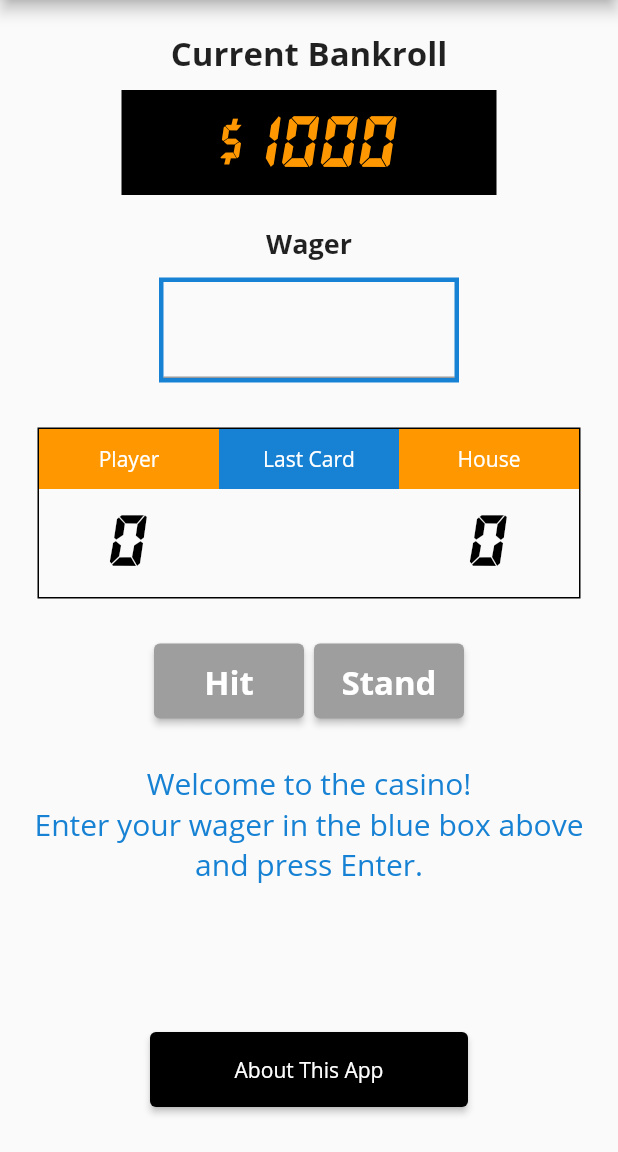
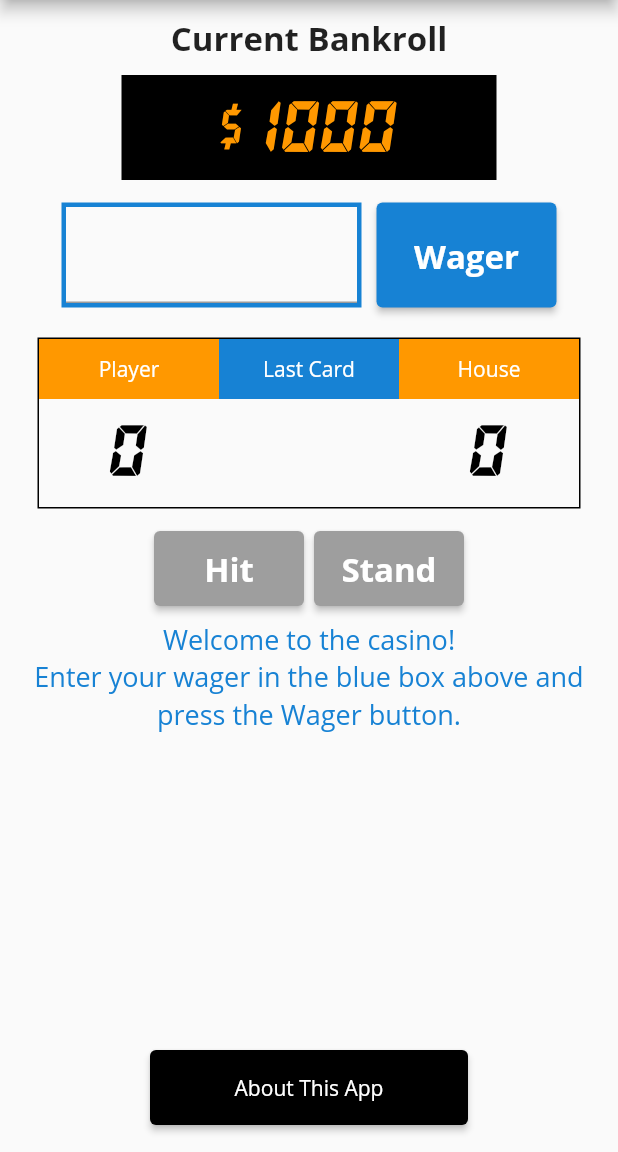
Before and after one commit to ctmobiledev/Flutter-Blackjack, a Flutter app: the screen it shows after launch, on a phone screen of 412 x 824 dp, the part 84-1236 px from its top. Run offline on Flutter 3.47's test engine with Material 2 defaults, Android fonts, the light colour scheme and no system bars.

Commit message:
Adjustments For iOS: Reformatting For Smaller Screen, Add Of Wager Button

```diff
--- a/blackjack_flutter/lib/main.dart
+++ b/blackjack_flutter/lib/main.dart
@@ -126,13 +126,20 @@ class _MyHomePageState extends State<MyHomePage> {
   var disabledButtonStyle = ElevatedButton.styleFrom(
       fixedSize: const Size(100, 50), primary: Colors.grey);
 
+  bool wagerButtonDisabled =
+      false; // a little backwards; should be "enabled" IMO
+  var enabledWagerButtonStyle = ElevatedButton.styleFrom(
+      fixedSize: const Size(120, 70), primary: themeColor);
+  var disabledWagerButtonStyle = ElevatedButton.styleFrom(
+      fixedSize: const Size(120, 70), primary: Colors.grey);
+
   var aboutButtonStyle = ElevatedButton.styleFrom(primary: Colors.black);
 
   bool messageVisible = true; // a little backwards; should be "enabled" IMO
 
   StringBuffer sbGameState = StringBuffer("wager");
   StringBuffer sbMessage = StringBuffer(
-      "Welcome to the casino!\nEnter your wager in the blue box above and press Enter.");
+      "Welcome to the casino!\nEnter your wager in the blue box above and press the Wager button.");
   String strNextWagerMsg = "\nPlace your next wager.";
 
   // Game states: wager, deal, player, house, pay
@@ -179,7 +186,7 @@ class _MyHomePageState extends State<MyHomePage> {
               width: 300.0,
               height: 50.0,
               margin: const EdgeInsets.only(
-                  left: 100.0, right: 100.0, bottom: 30.0),
+                  left: 100.0, right: 100.0, bottom: 18.0),
               child: ElevatedButton(
                   style: aboutButtonStyle,
                   onPressed: () {
@@ -224,80 +231,78 @@ class _MyHomePageState extends State<MyHomePage> {
             children: <Widget>[
               // a list of widgets
               Container(
-                margin: const EdgeInsets.only(top: 20.0, bottom: 10.0),
+                margin: const EdgeInsets.only(top: 10.0, bottom: 10.0),
                 child: const Text(
                   'Current Bankroll',
                   style: TextStyle(fontSize: 22.0, fontWeight: FontWeight.bold),
                 ),
               ),
+              Row(
+                mainAxisAlignment: MainAxisAlignment.center,
+                children: [
                   Container(
                       alignment: Alignment.center,
                       width: 250,
                       height: 70,
                       color: Colors.black,
                       padding: const EdgeInsets.only(top: 15.0, bottom: 0.0),
-                  margin: const EdgeInsets.only(bottom: 10.0),
+                      margin: const EdgeInsets.only(bottom: 5.0),
                       child: Text('\$$bank',
                           style: const TextStyle(
                               fontSize: 60.0,
                               fontFamily: 'GasPumpLCD',
                               color: Colors.orange))),
-              Container(
-                margin: const EdgeInsets.only(top: 10.0, bottom: 10.0),
-                child: const Text(
-                  'Wager',
-                  style: TextStyle(fontSize: 18.0, fontWeight: FontWeight.bold),
+                ],
               ),
-              ),
+              Row(
+                mainAxisAlignment: MainAxisAlignment.center,
+                children: [
                   Container(
                     width: 200,
                     height: 70,
                     decoration: BoxDecoration(
                         border: Border.all(color: themeColor, width: 3.0)),
                     padding: const EdgeInsets.only(top: 5.0),
-                margin: const EdgeInsets.only(bottom: 10.0),
+                    margin: const EdgeInsets.only(
+                        top: 10.0, bottom: 10.0, right: 10.0),
                     child: TextField(
                       // Credit: https://www.flutterbeads.com/numeric-input-keyboard-in-flutter/
                       keyboardType: TextInputType.number,
                       inputFormatters: [FilteringTextInputFormatter.digitsOnly],
                       textAlign: TextAlign.center,
                       controller: txtWager,
-                  onSubmitted: (value) {
-                    setState(() {
-                      print(">>> Value entered: $value");
-
-                      // switch off the message
-                      messageVisible = false;
-
-                      // clear the last card
-                      lastCard = 0;
-                      sbLastCard.clear();
-
-                      // make sure a wager was entered
-                      if (txtWager.text.trim() == "") {
-                        showAlertDialog("What, no wager?");
-                        return;
-                      }
-
-                      // unlock buttons
-                      hitStandButtonsDisabled = false;
-                      print(">>> buttonsDisabled = " +
-                          hitStandButtonsDisabled.toString());
-
-                      wager = int.tryParse(value) ?? 0;
-                      sbGameState = StringBuffer("deal");
-
-                      playerCount = 0;
-                      houseCount = 0;
-
-                      dealCards();
-                    });
-                  },
                       style: const TextStyle(
                           fontSize: 52.0,
                           fontFamily: 'GasPumpLCD',
                           color: themeColor),
                     ),
+                  ),
+                  ElevatedButton(
+                    onPressed: wagerButtonDisabled
+                        ? () {
+                            // nop - change color?
+                          }
+                        : () {
+                            // logic for Enter pressed including closing of numpad
+                            // make sure a wager was entered
+                            if (txtWager.text.trim() == "") {
+                              showAlertDialog("What, no wager?");
+                              return;
+                            } else {
+                              closeNumpad();
+                              recordWager(txtWager.text);
+                            }
+                          },
+                    style: wagerButtonDisabled
+                        ? disabledWagerButtonStyle
+                        : enabledWagerButtonStyle,
+                    child: const Text(
+                      'Wager',
+                      style: TextStyle(
+                          fontSize: 22.0, fontWeight: FontWeight.bold),
+                    ),
+                  ),
+                ],
               ),
               Container(
                 decoration: BoxDecoration(
@@ -306,7 +311,7 @@ class _MyHomePageState extends State<MyHomePage> {
                 alignment: Alignment.center,
                 width: statusTableWidth,
                 height: 114, // WARNING: COMPILER FLAGS OVERRUNS OF THE PARENT
-                margin: const EdgeInsets.only(top: 20.0, bottom: 20.0),
+                margin: const EdgeInsets.only(top: 10.0, bottom: 10.0),
                 child: Column(children: [
                   Row(children: [
                     Container(
@@ -379,7 +384,7 @@ class _MyHomePageState extends State<MyHomePage> {
               ),
               // https://stackoverflow.com/questions/49351648/how-do-i-disable-a-button-in-flutter
               Container(
-                margin: const EdgeInsets.only(top: 10.0, bottom: 30.0),
+                margin: const EdgeInsets.only(top: 5.0, bottom: 10.0),
                 width: 220,
                 alignment: Alignment.center,
                 child: Row(
@@ -437,7 +442,7 @@ class _MyHomePageState extends State<MyHomePage> {
                           sbMessage.toString(),
                           textAlign: TextAlign.center,
                           style: const TextStyle(
-                            fontSize: 20.0,
+                            fontSize: 18.0,
                             color: themeColor,
                           ),
                         ),
@@ -465,6 +470,52 @@ class _MyHomePageState extends State<MyHomePage> {
   //***********************************************
   // ACTION METHODS
   //***********************************************
+
+  void closeNumpad() {
+    FocusManager.instance.primaryFocus?.unfocus();
+  }
+
+  void recordWager(String value) {
+    setState(() {
+      print(">>> Value entered: $value");
+
+      // switch off the message
+      messageVisible = false;
+
+      wager = int.tryParse(value) ?? 0;
+
+      if (wager > bank) {
+        showAlertDialog("Nice try. You don't have that much money!");
+        return;
+      }
+
+      // lock the wager button
+      wagerButtonDisabled = true;
+
+      // clear the last card
+      lastCard = 0;
+      sbLastCard.clear();
+
+      // unlock hit and stand buttons
+      hitStandButtonsDisabled = false;
+      print(">>> hitStandButtonsDisabled = " +
+          hitStandButtonsDisabled.toString());
+
+      sbGameState = StringBuffer("deal");
+
+      playerCount = 0;
+      houseCount = 0;
+
+      dealCards();
+    });
+  }
+
+  void resetCardCounts() {
+    setState(() {
+      txtWager.text = "";
+      hitStandButtonsDisabled = true;
+    });
+  }
 
   void resetForNextRound() {
     setState(() {
@@ -635,6 +686,12 @@ class _MyHomePageState extends State<MyHomePage> {
       print(">>> playerLoses() - bank = " + bank.toString());
       // a redraw is automatically triggered since setState() is fired
 
+      if (bank > 0) {
+        wagerButtonDisabled = false;
+      } else {
+        wagerButtonDisabled = true; // no more betting
+      }
+
       sbGameState = StringBuffer("wager");
     });
   }
@@ -642,14 +699,16 @@ class _MyHomePageState extends State<MyHomePage> {
   void playerWins(double dblMultiplier) {
     setState(() {
       bank = (bank.toDouble() + (dblMultiplier * wager.toDouble())).toInt();
-      print(">>> playerLoses() - bank = " + bank.toString());
+      print(">>> playerWins() - bank = " + bank.toString());
       // a redraw is automatically triggered since setState() is fired
+
+      wagerButtonDisabled = false;
 
       sbGameState = StringBuffer("wager");
     });
   }
 
-  void resetGameState() {
+  void resetForNextHand() {
     setState(() {
       playerCount = 0;
       houseCount = 0;
@@ -665,13 +724,18 @@ class _MyHomePageState extends State<MyHomePage> {
           hitStandButtonsDisabled.toString());
     });
   }
+
+  String placeNextWagerMsg(int lastBank) {
+    String? outMsg;
+
+    if (lastBank <= 0) {
+      outMsg =
+          "\nYou are officially BROKE!\nFor more funds, just restart the game!";
+    } else {
+      outMsg = "\nPlace your next wager.";
     }
 
-String placeNextWagerMsg(int lastBank) {
-  if (lastBank <= 0) {
-    return "\nYou are officially BROKE!\nFor more funds, just restart the game!";
-  } else {
-    return "\nPlace your next wager.";
+    return outMsg;
   }
 }
 
@@ -701,13 +765,16 @@ class AboutPageRoute extends StatelessWidget {
       ),
       body: Center(
         child: Container(
-          margin: EdgeInsets.only(left: 50.0, right: 50.0),
+          margin: EdgeInsets.only(left: 30.0, right: 30.0),
           child: Column(mainAxisAlignment: MainAxisAlignment.center, children: [
             Text(
               'This app is the first app I used to learn how to '
               'write for Flutter using Dart.  The Blackjack game '
               'represented is a simplified version, so there\'s no splitting '
-              'of hands, no insurance bets, or any of the fancy stuff.\n\n'
+              'of hands, no insurance bets, or any of the fancy stuff. '
+              'This also presumes an infinite "shoe" of multiple decks of cards '
+              'so forget about card counting.'
+              '\n\n'
               'This project turned out to be a decent working model of a number of '
               'different Flutter and Dart concepts including detection of '
               'button press events, styling of controls, and (perhaps especially) '
```
Also changed, not shown: 2 other files. Lines whose indentation alone changed are shown as unchanged.
